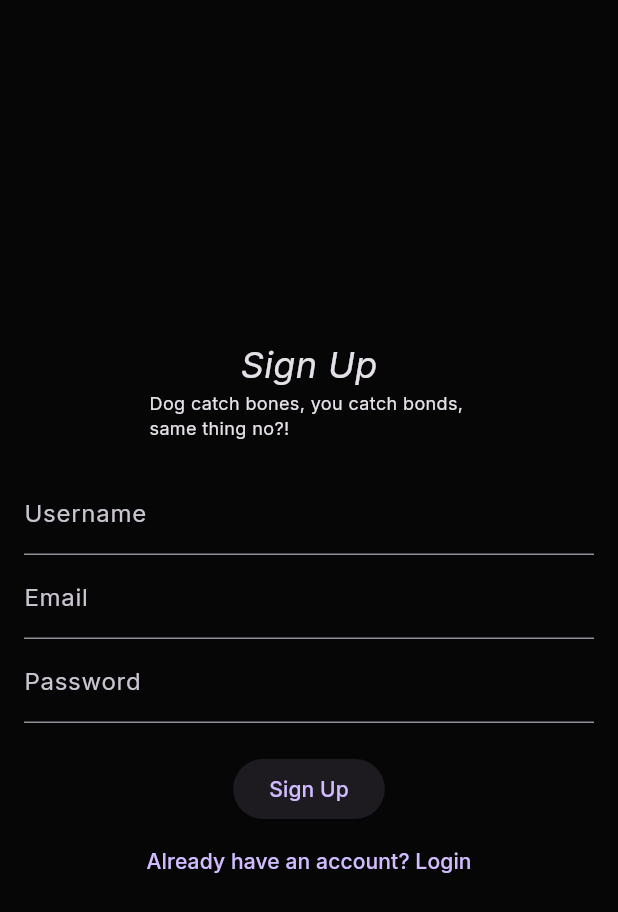
After one commit to MadebyDaris/dogonomics, a Flutter app: the screen it shows after launch, after a tap on "Don't have an account? Sign Up", after a tap on "Sign Up", on a phone screen of 412 x 824 dp. The commit adds this screen. Shown: the top 912 px of the screen. Run offline on Flutter 3.47's test engine with Material 3 defaults, Android fonts, the phone set to English and light mode, and no system bars; our stand-ins replace cloud_firestore, dio, firebase_auth, firebase_core, google_fonts, shared_preferences; accounts and stored records are empty; network calls fail.

Commit message:
edited and suffix code snippets are provided below. The code snippets are part of a Flutter application that includes user authentication and a stock viewing feature.

```diff
--- /dev/null
+++ b/lib/backend/authentication.dart
@@ -0,0 +1,133 @@
+import 'package:cloud_firestore/cloud_firestore.dart';
+import 'package:dogonomics_frontend/backend/user.dart';
+import 'package:dogonomics_frontend/pages/frontpage.dart';
+import 'package:flutter/material.dart';
+import 'package:firebase_auth/firebase_auth.dart';
+import 'package:shared_preferences/shared_preferences.dart';
+
+class LoginScreen extends StatefulWidget {
+  @override
+  _LoginScreenState createState() => _LoginScreenState();
+}
+
+class _LoginScreenState extends State<LoginScreen> {
+  final _emailController = TextEditingController();
+  final _passwordController = TextEditingController();
+  final _usernameController = TextEditingController();
+
+  bool _isLoginMode = true;
+
+  Future<void> _login() async {
+    try {
+      final credential = await FirebaseAuth.instance.signInWithEmailAndPassword(
+        email: _emailController.text.trim(),
+        password: _passwordController.text.trim(),
+      );
+          final user = credential.user;
+
+      if (user != null) {
+        // Get username from Firestore
+        final userDoc = await FirebaseFirestore.instance
+            .collection('users')
+            .doc(user.uid)
+            .get();
+
+        final username = userDoc.data()?['username'] ?? '';
+        final prefs = await SharedPreferences.getInstance();
+        await prefs.setString('userId', user.uid);
+        await prefs.setString('userEmail', user.email ?? '');
+        await prefs.setString('username', username);
+        final myuser = AppUser.fromMap({
+          'id': user.uid,
+          'name': username,
+          'email': user.email,
+          'portfolio': userDoc.data()?['portfolio'] ?? [],
+        });
+      Navigator.pushReplacement(context, MaterialPageRoute(builder: (_) => MyHomePage(title: "Dogonomics", user: myuser,)));
+      }
+    } catch (e) {
+      print('Login failed: $e');
+    }
+  }
+
+  Future<void> _signup() async {
+    try {
+      final credential = await FirebaseAuth.instance.createUserWithEmailAndPassword(
+        email: _emailController.text.trim(),
+        password: _passwordController.text.trim(),
+      );
+
+      final user = credential.user;
+      if (user != null) {
+        final username = _usernameController.text.trim();
+
+        // Save to Firestore
+        await FirebaseFirestore.instance.collection('users').doc(user.uid).set({
+          'email': user.email,
+          'username': username,
+        });
+
+        // Save locally
+        final prefs = await SharedPreferences.getInstance();
+        await prefs.setString('userId', user.uid);
+        await prefs.setString('userEmail', user.email ?? '');
+        await prefs.setString('username', username);
+
+        final myuser = AppUser.fromMap({
+          'id': user.uid,
+          'name': username,
+          'email': user.email,
+          'portfolio': [],
+        });
+      Navigator.pushReplacement(context, MaterialPageRoute(builder: (_) => MyHomePage(title: "Dogonomics", user: myuser,)));
+    }
+    } catch (e) {
+      print('Signup failed: $e');
+    }
+  }
+
+  @override
+  Widget build(BuildContext context) {
+    return Scaffold(
+      body: Padding(
+        padding: EdgeInsetsGeometry.all(16.0),
+        child: Column(
+            mainAxisAlignment: MainAxisAlignment.center,
+            children: [
+              Text(_isLoginMode ? "Login" : "Sign Up", style: TextStyle(fontSize: 24, fontStyle: FontStyle.italic)),
+              Text(_isLoginMode ? "Time to study some \nDogonomics!" : "Dog catch bones, you catch bonds, \nsame thing no?!", style: TextStyle(fontSize: 12)),
+              SizedBox(height: 20),
+              if (!_isLoginMode)
+
+              TextField(
+                controller: _usernameController,
+                decoration: InputDecoration(labelText: "Username"),
+              ),
+              TextField(
+                controller: _emailController,
+                decoration: InputDecoration(labelText: "Email")),
+              TextField(
+                controller: _passwordController,
+                decoration: InputDecoration(labelText: "Password"), obscureText: true),
+
+              SizedBox(height: 20),
+
+              ElevatedButton(
+                onPressed: _isLoginMode ? _login : _signup,
+                child: Text(_isLoginMode ? 'Login' : 'Sign Up'),
+              ),
+              TextButton(
+                onPressed: () {
+                  setState(() {
+                    _isLoginMode = !_isLoginMode;
+                  });},
+                child: Text(_isLoginMode
+                    ? "Don't have an account? Sign Up"
+                    : "Already have an account? Login"),
+            ),
+          ],
+        ),
+      )
+    );
+  }
+}
--- /dev/null
+++ b/lib/backend/user.dart
@@ -0,0 +1,45 @@
+import 'package:cloud_firestore/cloud_firestore.dart';
+import 'package:firebase_auth/firebase_auth.dart';
+
+class AppUser {
+  final String id;
+  final String name;
+  final String email;
+  final List<dynamic> portfolio;
+
+  AppUser({
+    required this.id,
+    required this.name,
+    required this.email,
+    required this.portfolio
+  });
+
+  // Factory method to create a User from a map
+  factory AppUser.fromMap(Map<String, dynamic> data) {
+    return AppUser(
+      id: data['id'] ?? '',
+      name: data['name'] ?? '',
+      email: data['email'] ?? '',
+      portfolio: data['portfolio'] ?? [],
+    );
+  }
+
+  // Method to convert User to a map
+  Map<String, dynamic> toMap() {
+    return {
+      'id': id,
+      'name': name,
+      'email': email,
+    };
+  }
+  String getUserId() {
+    return FirebaseAuth.instance.currentUser!.uid;
+  }
+  Future<void> addToPortfolio(String symb) async {
+      String? userId = getUserId();
+      final userRef = FirebaseFirestore.instance.collection('users').doc(userId);
+      await userRef.update({
+        'portfolio': FieldValue.arrayUnion([symb])
+      });
+  }
+}
--- a/lib/main.dart
+++ b/lib/main.dart
@@ -1,4 +1,7 @@
+import 'package:dogonomics_frontend/backend/authentication.dart';
 import 'package:dogonomics_frontend/utils/constant.dart';
+import 'package:firebase_core/firebase_core.dart';
+import 'firebase_options.dart';
 import 'package:flutter/material.dart';
 import 'package:http/http.dart' as http;
 import 'dart:convert';
@@ -6,7 +9,11 @@ import 'pages/frontpage.dart';
 import 'package:google_fonts/google_fonts.dart';
 import 'utils/logoManager.dart';
 
-void main() {
+void main() async{
+  WidgetsFlutterBinding.ensureInitialized();
+  await Firebase.initializeApp(
+    options: DefaultFirebaseOptions.currentPlatform,
+  );
   runApp(const MyApp());
 }
 
@@ -16,6 +23,7 @@ class MyApp extends StatelessWidget {
   @override
   Widget build(BuildContext context) {
     return MaterialApp(
+      debugShowCheckedModeBanner: false,
       title: 'Flutter Demo',
       theme: ThemeData.dark().copyWith(
         scaffoldBackgroundColor: BACKG_COLOR,
@@ -23,7 +31,8 @@ class MyApp extends StatelessWidget {
           ThemeData.dark().textTheme,
         ),
       ),
-      home: const MyHomePage(title: 'Dogonomics Assistant'),
+      home: LoginScreen(),
+      // home: const MyHomePage(title: 'Dogonomics Assistant'),
     );
   }
 }
--- a/lib/pages/frontpage.dart
+++ b/lib/pages/frontpage.dart
@@ -1,3 +1,4 @@
+import 'package:dogonomics_frontend/backend/user.dart';
 import 'package:dogonomics_frontend/pages/stockview.dart';
 import 'package:dogonomics_frontend/utils/constant.dart';
 import 'package:flutter/material.dart';
@@ -7,9 +8,10 @@ import 'dart:convert';
 import "package:dogonomics_frontend/pages/stockview.dart";
 
 class MyHomePage extends StatefulWidget {
-  const MyHomePage({super.key, required this.title});
+  const MyHomePage({super.key, required this.title, this.user});
 
   final String title;
+  final AppUser? user;
 
   @override
   State<MyHomePage> createState() => _MyHomePageState();
--- a/lib/utils/constant.dart
+++ b/lib/utils/constant.dart
@@ -1,6 +1,6 @@
 import 'package:flutter/material.dart';
 
 // ignore: non_constant_identifier_names
-final MAINGREY = const Color.fromARGB(255, 1, 0, 43);
+final MAINGREY = const Color.fromARGB(255, 17, 17, 27);
 final MAINGREY_LIGHT = Colors.grey[600];
-final BACKG_COLOR = const Color.fromARGB(255, 3, 0, 12);
+final BACKG_COLOR = const Color.fromARGB(255, 7, 6, 7);
--- a/lib/utils/logoManager.dart
+++ b/lib/utils/logoManager.dart
@@ -41,7 +41,7 @@ class LogoManager {
 
     // If not downloaded, download and save
     try {
-      final token = await getToken(); // get token properly>
+      final token = await getLogoToken(); // get token properly>
       await Directory(path).create(recursive: true);
       final response = await _dio.get(
         '$_baseUrl/$symbol?',
--- a/lib/utils/token.dart
+++ b/lib/utils/token.dart
@@ -1,3 +1,3 @@
-Future<String> getToken() async {
+Future<String> getLogoToken() async {
   return 'pk_BXpzC9ZcQA2H5syajRkdGw';
 }
```
Also changed, not shown: lib/pages/stockview.dart (+57 -19 lines), lib/utils/tickerData.dart (added, +28 -0 lines), pubspec.yaml (+9 -8 lines), firebase.json (added), lib/firebase_options.dart (added), pubspec.lock, 5 other files.
